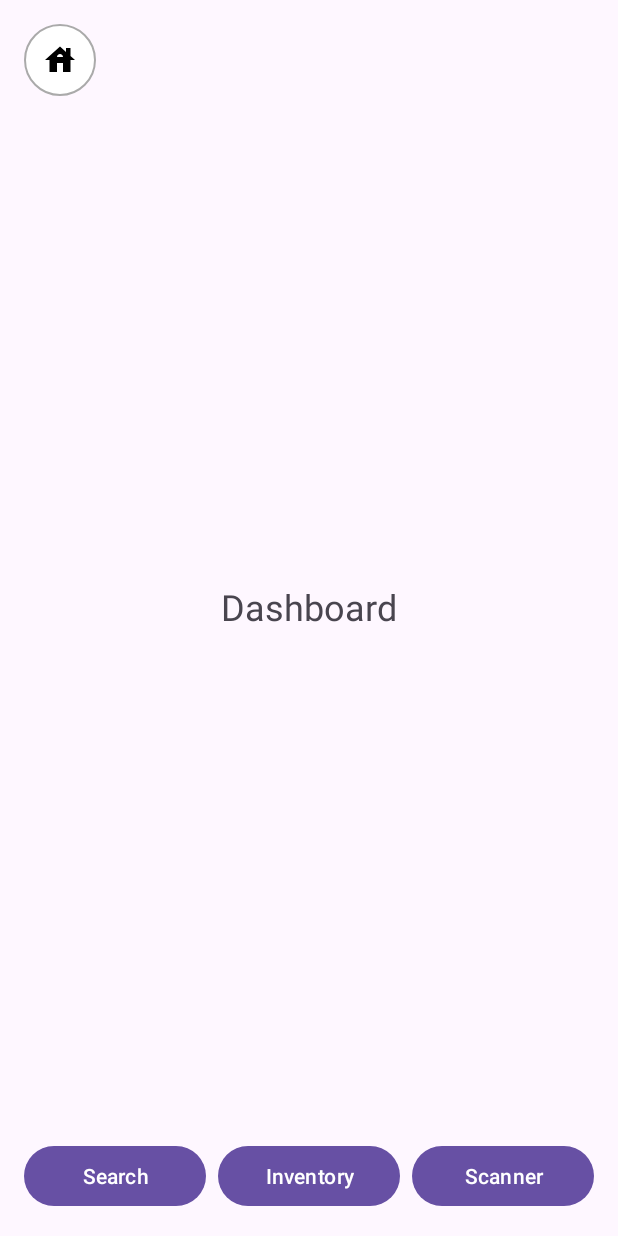
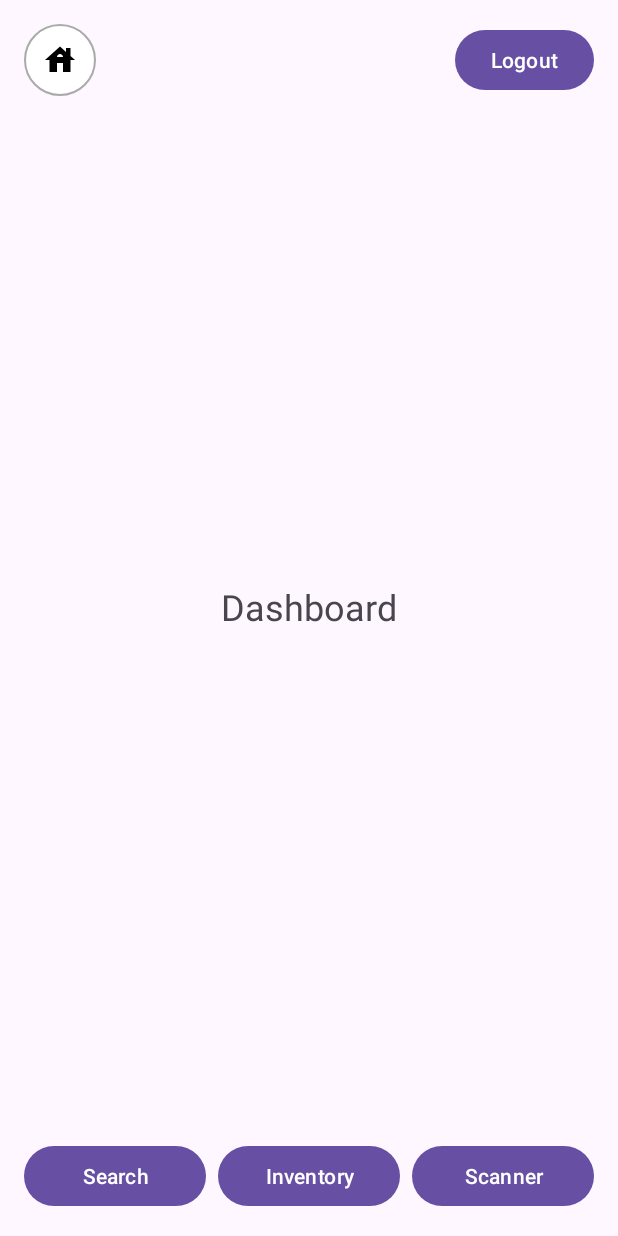
Before and after one commit to ThorriThorskur/LootApp, an Android app: the DashboardActivity screen opened directly, with no data from a screen before it, on a phone screen of 412 x 824 dp. Run offline under Robolectric (Android 15) with nearby library versions, the phone set to English and light mode, and no system bars.

```diff
--- a/app/src/main/java/is/hbv501g/lootapp/DashboardActivity.java
+++ b/app/src/main/java/is/hbv501g/lootapp/DashboardActivity.java
@@ -6,6 +6,8 @@ import android.view.View;
 import android.widget.ImageButton; // Change this import
 import android.widget.Button;
 import androidx.appcompat.app.AppCompatActivity;
+
+import is.hbv501g.lootapp.util.SessionManager;
 
 public class DashboardActivity extends AppCompatActivity {
 
@@ -19,6 +21,7 @@ public class DashboardActivity extends AppCompatActivity {
         Button buttonSearch = findViewById(R.id.buttonSearch);
         Button buttonInventory = findViewById(R.id.buttonInventory);
         Button buttonScanner = findViewById(R.id.buttonScanner);
+        Button buttonLogout = findViewById(R.id.buttonLogout);
 
         // Home button: since this is the dashboard, you might refresh or do nothing.
         buttonHome.setOnClickListener(new View.OnClickListener() {
@@ -57,5 +60,18 @@ public class DashboardActivity extends AppCompatActivity {
                 startActivity(intent);
             }
         });
+        // Logout: clear session and return to LoginActivity
+        buttonLogout.setOnClickListener(new View.OnClickListener() {
+            @Override
+            public void onClick(View view) {
+                // Clear session data
+                SessionManager.getInstance(DashboardActivity.this).clearSession();
+
+                // Navigate to LoginActivity
+                Intent intent = new Intent(DashboardActivity.this, LoginActivity.class);
+                startActivity(intent);
+                finish();
+            }
+        });
     }
 }
--- a/app/src/main/java/is/hbv501g/lootapp/SearchActivity.java
+++ b/app/src/main/java/is/hbv501g/lootapp/SearchActivity.java
@@ -39,6 +39,7 @@ public class SearchActivity extends AppCompatActivity {
     protected void onCreate(Bundle savedInstanceState) {
         super.onCreate(savedInstanceState);
         setContentView(R.layout.activity_search);
+
 
         buttonHome = findViewById(R.id.buttonHome);
         editTextSearch = findViewById(R.id.editTextSearch);
--- a/app/src/main/java/is/hbv501g/lootapp/api/ApiClient.java
+++ b/app/src/main/java/is/hbv501g/lootapp/api/ApiClient.java
@@ -8,7 +8,7 @@ import retrofit2.converter.gson.GsonConverterFactory;
 
 // ApiClient.java
 public class ApiClient {
-    private static final String BASE_URL = "https://vefthjonusta-magicgathering-db.vercel.app/api";
+    private static final String BASE_URL = "https://vefthjonusta-magicgathering-db.vercel.app/api/";
     private static ApiService apiService;
     private static String authToken;
 
--- a/app/src/main/res/layout/activity_dashboard.xml
+++ b/app/src/main/res/layout/activity_dashboard.xml
@@ -6,7 +6,7 @@
     android:layout_width="match_parent"
     android:layout_height="match_parent">
 
-    <!-- Top left Home ImageButton with circular icon -->
+    <!-- Top left Home ImageButton -->
     <ImageButton
         android:id="@+id/buttonHome"
         android:layout_width="48dp"
@@ -16,6 +16,16 @@
         android:contentDescription="Home"
         app:layout_constraintTop_toTopOf="parent"
         app:layout_constraintStart_toStartOf="parent"
+        android:layout_margin="16dp" />
+
+    <!-- Top right Logout Button -->
+    <Button
+        android:id="@+id/buttonLogout"
+        android:layout_width="wrap_content"
+        android:layout_height="wrap_content"
+        android:text="Logout"
+        app:layout_constraintTop_toTopOf="parent"
+        app:layout_constraintEnd_toEndOf="parent"
         android:layout_margin="16dp" />
 
     <!-- Content Area -->
@@ -39,7 +49,7 @@
         app:layout_constraintStart_toStartOf="parent"
         app:layout_constraintEnd_toEndOf="parent"
         android:padding="16dp"
-        android:paddingBottom="32dp">  <!-- extra bottom padding for system nav bar -->
+        android:paddingBottom="32dp">
 
         <!-- Search Button (left) -->
         <Button
```
Also changed, not shown: app/src/main/java/is/hbv501g/lootapp/LoginActivity.java (+4 -5 lines), app/src/main/java/is/hbv501g/lootapp/RegisterActivity.java (+82 -5 lines), app/src/main/java/is/hbv501g/lootapp/models/api/RegisterRequest.java (+7 -1 lines), app/src/main/java/is/hbv501g/lootapp/models/api/RegisterResponse.java (+12 -5 lines).
